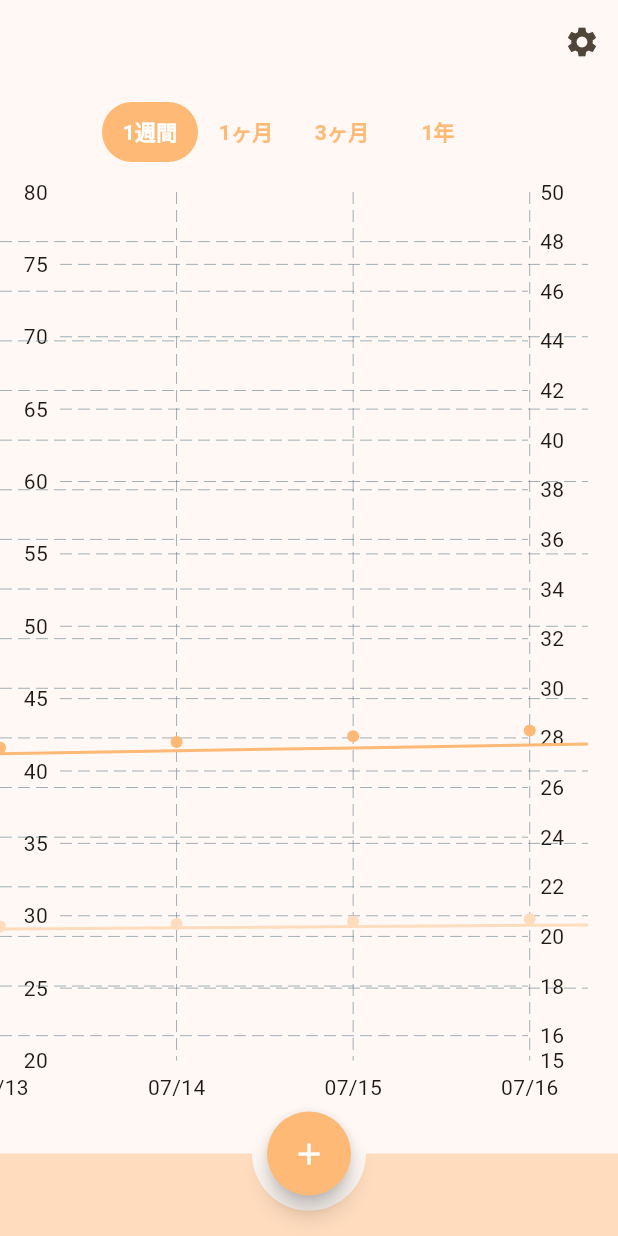
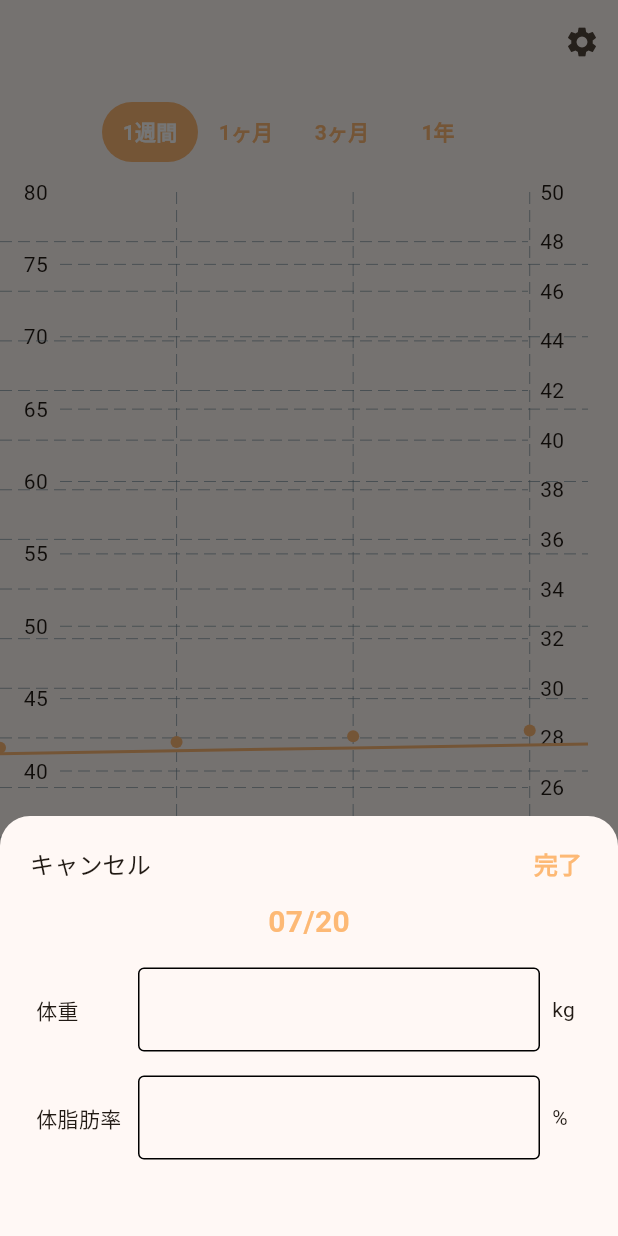
Before and after one commit to IkemotoNanako/moufu, a Flutter app: the screen it shows after launch, after a tap on the "add" icon, on a phone screen of 412 x 824 dp. Run offline on Flutter 3.47's test engine with Material 3 defaults, Android fonts, the phone set to English and light mode, and no system bars; drawn by our look-alikes of fl_chart; our stand-ins replace flutter_riverpod, freezed_annotation, riverpod_annotation; generated files the repository leaves out were written again.

Commit message:
feat: 入力フォーム作成

```diff
--- /dev/null
+++ b/lib/ui/page/graph/add_modal.dart
@@ -0,0 +1,120 @@
+import 'package:flutter/material.dart';
+import 'package:intl/intl.dart';
+
+class AddModal extends StatelessWidget {
+  const AddModal({super.key});
+
+  @override
+  Widget build(BuildContext context) {
+    final TextEditingController bodyWeightController = TextEditingController();
+    final TextEditingController bodyFatPercentageController =
+        TextEditingController();
+    final themeScheme = Theme.of(context).colorScheme;
+    return Container(
+      height: 280,
+      decoration: BoxDecoration(
+        color: themeScheme.surface,
+        borderRadius: const BorderRadius.only(
+          topLeft: Radius.circular(20),
+          topRight: Radius.circular(20),
+        ),
+      ),
+      child: Padding(
+        padding: const EdgeInsets.symmetric(horizontal: 8, vertical: 8),
+        child: Column(
+          children: [
+            Row(
+              mainAxisAlignment: MainAxisAlignment.spaceBetween,
+              children: [
+                TextButton(
+                  onPressed: () {
+                    Navigator.pop(context);
+                  },
+                  child: Text(
+                    'キャンセル',
+                    style: TextStyle(
+                      color: themeScheme.onSurface,
+                      fontSize: 16,
+                    ),
+                  ),
+                ),
+                TextButton(
+                  onPressed: () {},
+                  child: Text(
+                    '完了',
+                    style: TextStyle(
+                      color: themeScheme.inversePrimary,
+                      fontWeight: FontWeight.w900,
+                      fontSize: 16,
+                    ),
+                  ),
+                ),
+              ],
+            ),
+            Text(
+              DateFormat('MM/dd').format(DateTime.now()),
+              style: TextStyle(
+                color: themeScheme.inversePrimary,
+                fontSize: 20,
+                fontWeight: FontWeight.bold,
+              ),
+            ),
+            SizedBox.fromSize(size: const Size.fromHeight(8)),
+            Padding(
+              padding: const EdgeInsets.symmetric(horizontal: 16, vertical: 8),
+              child: Row(
+                children: [
+                  const SizedBox(width: 60, child: Text('体重')),
+                  const SizedBox(width: 8),
+                  Expanded(
+                    child: TextFormField(
+                      cursorColor: themeScheme.inversePrimary,
+                      controller: bodyWeightController,
+                      keyboardType: TextInputType.number,
+                      decoration: const InputDecoration(
+                        focusedBorder: OutlineInputBorder(
+                          borderSide: BorderSide(),
+                        ),
+                        enabledBorder: OutlineInputBorder(
+                          borderSide: BorderSide(),
+                        ),
+                      ),
+                    ),
+                  ),
+                  const SizedBox(width: 8),
+                  const SizedBox(width: 20, child: Text('kg')),
+                ],
+              ),
+            ),
+            Padding(
+              padding: const EdgeInsets.symmetric(horizontal: 16, vertical: 8),
+              child: Row(
+                children: [
+                  const SizedBox(width: 60, child: Text('体脂肪率')),
+                  const SizedBox(width: 8),
+                  Expanded(
+                    child: TextFormField(
+                      cursorColor: themeScheme.inversePrimary,
+                      controller: bodyFatPercentageController,
+                      keyboardType: TextInputType.number,
+                      decoration: const InputDecoration(
+                        focusedBorder: OutlineInputBorder(
+                          borderSide: BorderSide(),
+                        ),
+                        enabledBorder: OutlineInputBorder(
+                          borderSide: BorderSide(),
+                        ),
+                      ),
+                    ),
+                  ),
+                  const SizedBox(width: 8),
+                  const SizedBox(width: 20, child: Text('%')),
+                ],
+              ),
+            ),
+          ],
+        ),
+      ),
+    );
+  }
+}
--- a/lib/ui/page/graph/graph_page.dart
+++ b/lib/ui/page/graph/graph_page.dart
@@ -1,4 +1,5 @@
 import 'package:flutter/material.dart';
+import 'package:moufu/ui/page/graph/add_modal.dart';
 import 'package:moufu/ui/page/graph/can_slide_chart.dart';
 
 class GraphPage extends StatelessWidget {
@@ -14,7 +15,13 @@ class GraphPage extends StatelessWidget {
         shape: const RoundedRectangleBorder(
           borderRadius: BorderRadius.all(Radius.circular(50)),
         ),
-        onPressed: () {},
+        onPressed: () {
+          showModalBottomSheet(
+              context: context,
+              builder: (context) {
+                return const AddModal();
+              });
+        },
         foregroundColor: themeScheme.onPrimary,
         child: const Icon(Icons.add),
       ),
```
